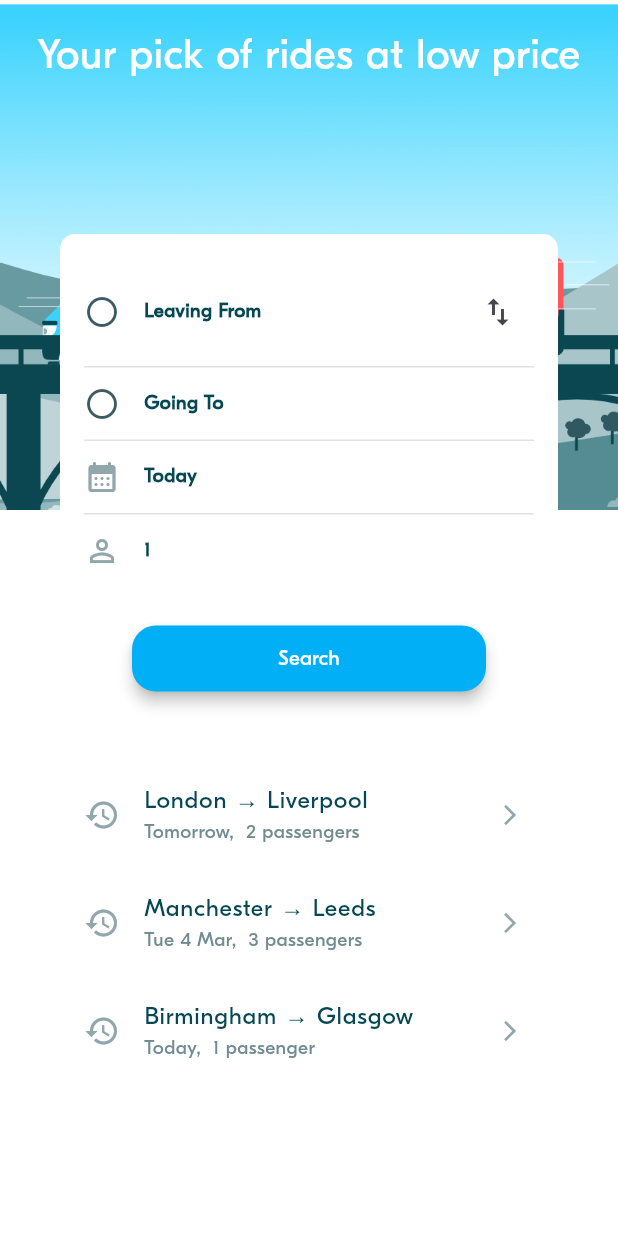
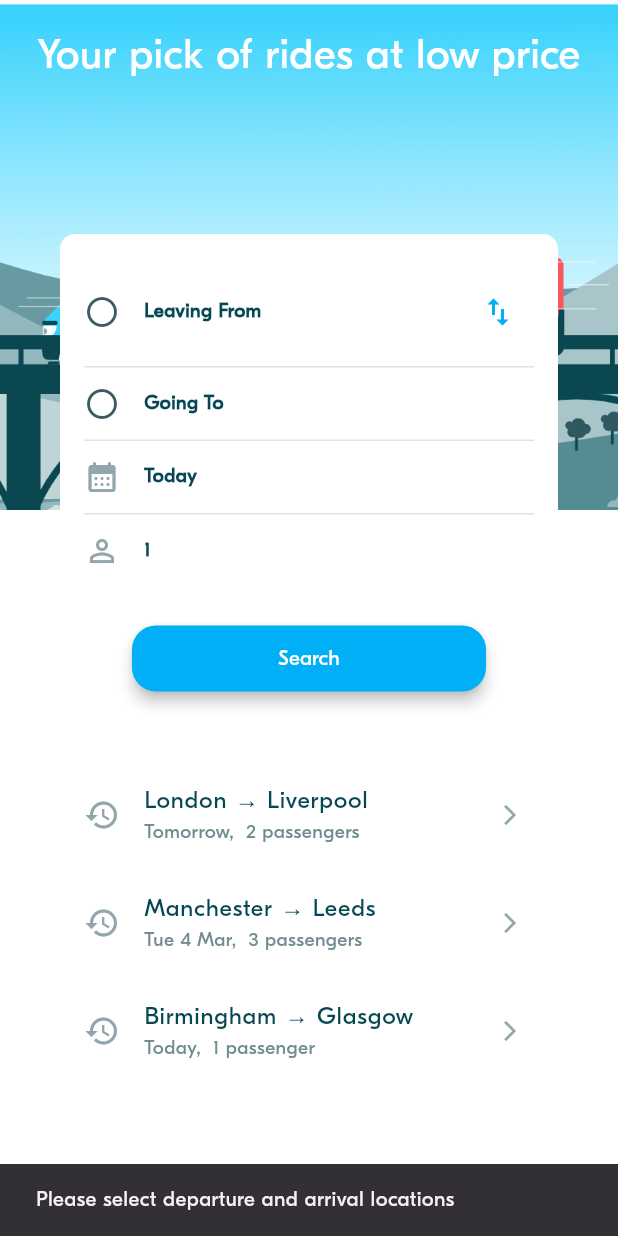
Before and after one commit to Badboyzzzzzzzzzz/BlaBlaCar_Project, a Flutter app: the screen it shows after launch, after a tap on "Search", on a phone screen of 412 x 824 dp. Run offline on Flutter 3.47's test engine with Material 3 defaults, Android fonts, the phone set to English and light mode, and no system bars; project files that could hold a hidden picture were left out.

Commit message:
BLA-007 – Implement a (first draft of) Rides Screen

```diff
--- a/lib/screens/ride_pref/widgets/locationPicker_screen.dart
+++ b/lib/screens/ride_pref/widgets/locationPicker_screen.dart
@@ -23,10 +23,8 @@ class _LocationPickerScreenState extends State<LocationPickerScreen> {
   @override
   void initState() {
     super.initState();
-
     /// If an initial query is provided, pre-fill the search bar with it
     _searchController.text = widget.initialQuery ?? '';
-
     /// Add listener to the search controller to trigger the search when the query changes
     _searchController.addListener(_onSearchChanged);
 
--- a/lib/screens/ride_pref/widgets/ride_pref_form.dart
+++ b/lib/screens/ride_pref/widgets/ride_pref_form.dart
@@ -1,5 +1,6 @@
 import 'package:flutter/material.dart';
 import 'package:week_3_blabla_project/screens/ride_pref/widgets/locationPicker_screen.dart';
+import 'package:week_3_blabla_project/screens/ride_pref/widgets/ride_screen.dart';
 import 'package:week_3_blabla_project/theme/theme.dart';
 import 'package:week_3_blabla_project/utils/animations_util.dart';
 import 'package:week_3_blabla_project/utils/date_time_util.dart';
@@ -37,14 +38,25 @@ class _RidePrefFormState extends State<RidePrefForm> {
   }
 
   /// this function use for validate the rideformpref to make sure user
+
   void _handleSubmit() {
     if (_isFormValid()) {
-      widget.onSubmit(RidePref(
-        departure: departure!,
-        arrival: arrival!,
-        departureDate: departureDate,
-        requestedSeats: requestedSeats,
-      ));
+      Navigator.of(context).push(
+        AnimationUtils.createBottomToTopRoute(
+          RideSearchResultsScreen(
+            departure: departure!.name,
+            arrival: arrival!.name,
+            date: departureDate,
+            seats: requestedSeats,
+          ),
+        ),
+      );
+    } else {
+      ScaffoldMessenger.of(context).showSnackBar(
+        const SnackBar(
+          content: Text('Please select departure and arrival locations'),
+        ),
+      );
     }
   }
 
@@ -71,7 +83,6 @@ class _RidePrefFormState extends State<RidePrefForm> {
   // ----------------------------------
   // Handle events
   // ----------------------------------
-
   // ----------------------------------
   // Build the widgets
   // ----------------------------------
@@ -108,8 +119,11 @@ class _RidePrefFormState extends State<RidePrefForm> {
                 }
               },
               endIcon: IconButton(
-                  onPressed: _handleSwitchLocation,
-                  icon: Icon(Icons.swap_vert)),
+                onPressed: _handleSwitchLocation,
+                icon: Icon(Icons.swap_vert),
+                style: ButtonStyle(
+                    iconColor: WidgetStateProperty.all(BlaColors.primary)),
+              ),
             ),
             const BlaDivider(),
             _rideLocationInput(
```
Also changed, not shown: lib/screens/ride_pref/widgets/ride_screen.dart (added, +41 -0 lines).
